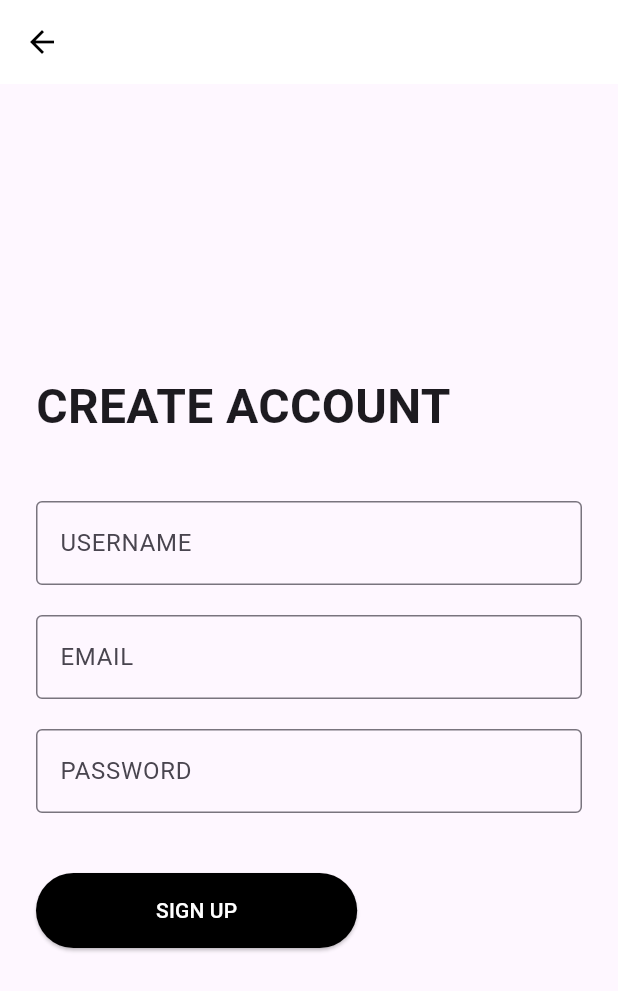
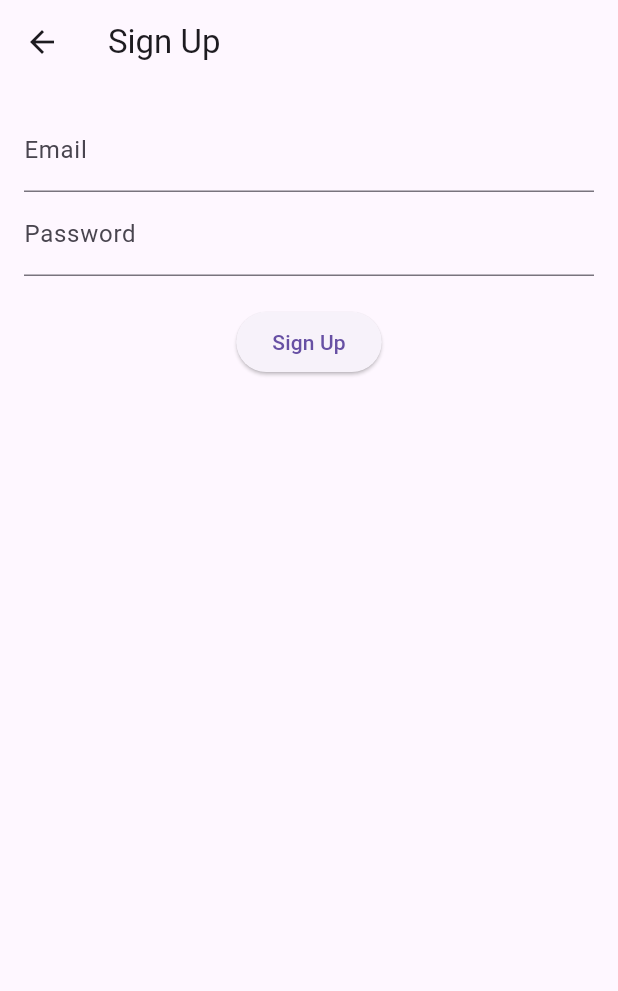
Before and after one commit to zliu46/partners, a Flutter app: the SignUpPage screen opened by its route, on a phone screen of 412 x 824 dp. Shown: the top 991 px of the screen. Run offline on Flutter 3.47's test engine with Material 3 defaults, Android fonts, the phone set to English and light mode, and no system bars; our stand-ins replace firebase_auth, firebase_core; missing offline and left inert: firebase_ui_auth; accounts and stored records are empty.

Commit message:
Update sign_up_page.dart with Firebase

```diff
--- a/lib/sign_up_page.dart
+++ b/lib/sign_up_page.dart
@@ -1,71 +1,58 @@
 import 'package:flutter/material.dart';
+import 'package:firebase_auth/firebase_auth.dart';
 
-class SignUpPage extends StatelessWidget {
+class SignUpPage extends StatefulWidget {
+  const SignUpPage({super.key});
+
+  @override
+  _SignUpPageState createState() => _SignUpPageState();
+}
+
+class _SignUpPageState extends State<SignUpPage> {
+  final TextEditingController _emailController = TextEditingController();
+  final TextEditingController _passwordController = TextEditingController();
+  final FirebaseAuth _auth = FirebaseAuth.instance;
+
+  Future<void> _signUp() async {
+    try {
+      await _auth.createUserWithEmailAndPassword(
+        email: _emailController.text.trim(),
+        password: _passwordController.text.trim(),
+      );
+      Navigator.pushReplacementNamed(context, '/home'); // Navigate to home page after signup
+    } catch (e) {
+      ScaffoldMessenger.of(context).showSnackBar(
+        SnackBar(content: Text("Signup failed: ${e.toString()}")),
+      );
+    }
+  }
+
   @override
   Widget build(BuildContext context) {
     return Scaffold(
       appBar: AppBar(
-        backgroundColor: Colors.white,
-        elevation: 0,
-        leading: IconButton(
-          icon: Icon(Icons.arrow_back, color: Colors.black),
-          onPressed: () {
-            Navigator.pop(context);
-          },
-        ),
+        title: const Text("Sign Up"),
       ),
-      body: SafeArea(
-        child: Padding(
-          padding: const EdgeInsets.symmetric(horizontal: 24.0),
-          child: Column(
-            crossAxisAlignment: CrossAxisAlignment.start,
-            mainAxisAlignment: MainAxisAlignment.center,
-            children: [
-              Text(
-                'CREATE ACCOUNT',
-                style: TextStyle(
-                  fontSize: 32.0,
-                  fontWeight: FontWeight.bold,
-                ),
-              ),
-              SizedBox(height: 40.0),
-              TextField(
-                decoration: InputDecoration(
-                  labelText: 'USERNAME',
-                  border: OutlineInputBorder(),
-                ),
-              ),
-              SizedBox(height: 20.0),
-              TextField(
-                decoration: InputDecoration(
-                  labelText: 'EMAIL',
-                  border: OutlineInputBorder(),
-                ),
-              ),
-              SizedBox(height: 20.0),
-              TextField(
-                obscureText: true,
-                decoration: InputDecoration(
-                  labelText: 'PASSWORD',
-                  border: OutlineInputBorder(),
-                ),
-              ),
-              SizedBox(height: 40.0),
-              ElevatedButton(
-                onPressed: () {
-                  // Implement registration functionality here
-                },
-                style: ElevatedButton.styleFrom(
-                  backgroundColor: Colors.black,
-                  padding: EdgeInsets.symmetric(horizontal: 80, vertical: 15),
-                ),
-                child: Text(
-                  'SIGN UP',
-                  style: TextStyle(color: Colors.white),
-                ),
-              ),
-            ],
-          ),
+      body: Padding(
+        padding: const EdgeInsets.all(16.0),
+        child: Column(
+          children: [
+            TextField(
+              controller: _emailController,
+              keyboardType: TextInputType.emailAddress,
+              decoration: const InputDecoration(labelText: "Email"),
+            ),
+            TextField(
+              controller: _passwordController,
+              obscureText: true,
+              decoration: const InputDecoration(labelText: "Password"),
+            ),
+            const SizedBox(height: 20),
+            ElevatedButton(
+              onPressed: _signUp,
+              child: const Text("Sign Up"),
+            ),
+          ],
         ),
       ),
     );
```
